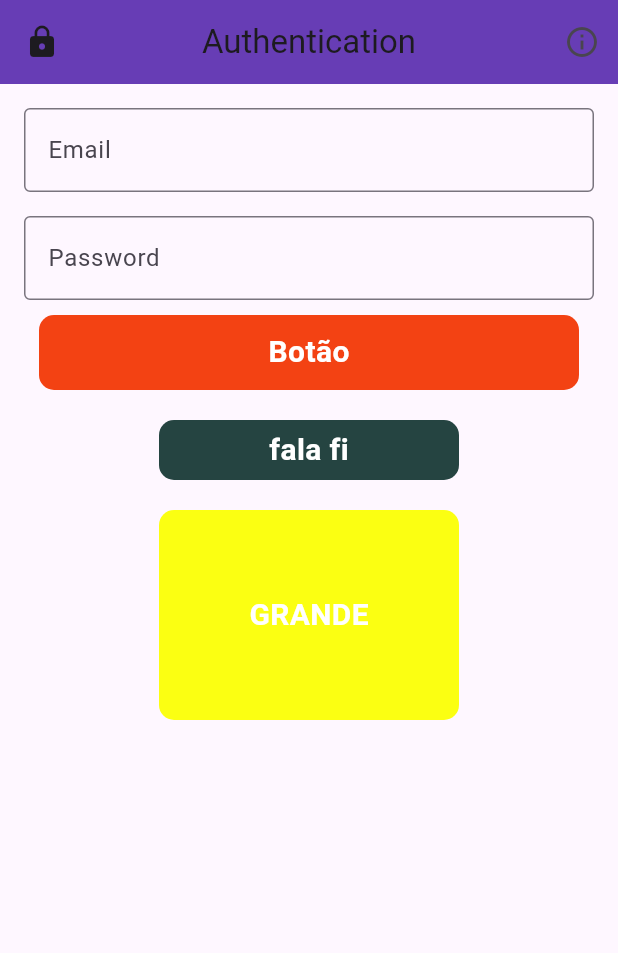
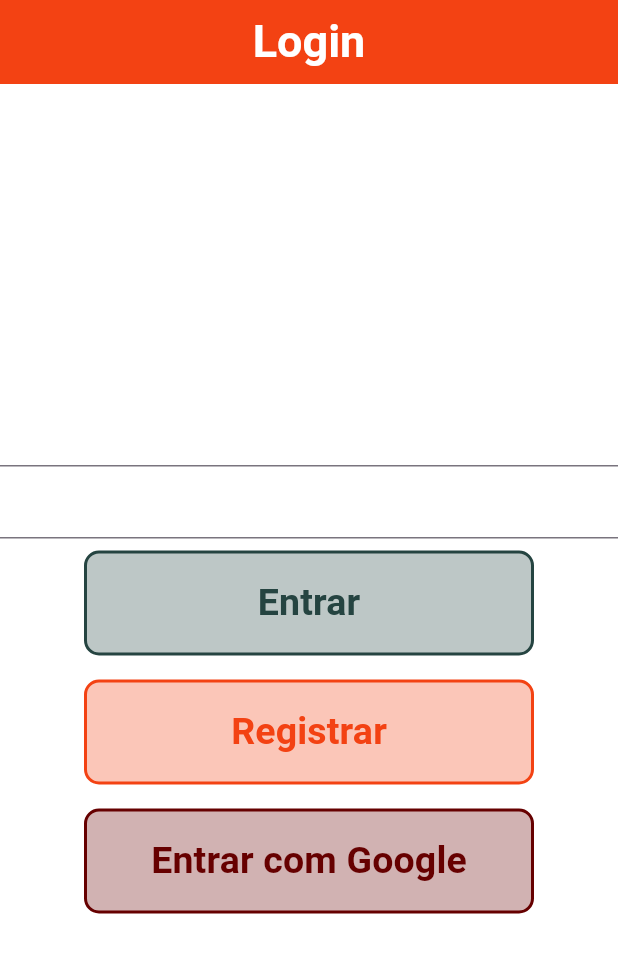
Before and after one commit to Matheus-Rossetti/backlog_app, a Flutter app: the screen it shows after launch, on a phone screen of 412 x 824 dp. Shown: the top 953 px of the screen. Run offline on Flutter 3.47's test engine with Material 3 defaults, Android fonts, the phone set to English and light mode, and no system bars; our stand-ins replace firebase_auth, firebase_core, google_sign_in; accounts and stored records are empty; generated files the repository leaves out were written again.

Commit message:
File structure done, raw auth done

```diff
--- /dev/null
+++ b/lib/app.dart
@@ -0,0 +1,18 @@
+import 'package:backlog_app/screens/home_screen.dart';
+import 'package:backlog_app/screens/auth_screen.dart';
+import 'package:firebase_auth/firebase_auth.dart';
+import 'package:flutter/material.dart';
+
+class App extends StatelessWidget {
+  const App({super.key});
+
+  @override
+  Widget build(BuildContext context) {
+    return Scaffold(
+        body: StreamBuilder<User?>(
+            stream: FirebaseAuth.instance.authStateChanges(),
+            builder: (context, snapshot) {
+              return snapshot.hasData ? HomeScreen() : LoginScreen();
+            }));
+  }
+}
--- a/lib/auth_screen.dart
+++ /dev/null
@@ -1,113 +0,0 @@
-import 'package:flutter/material.dart';
-
-class AuthScreen extends StatelessWidget {
-  const AuthScreen({super.key});
-
-  @override
-  Widget build(BuildContext context) {
-    return Scaffold(
-        appBar: AppBar(
-          title: Text('Authentication'),
-          centerTitle: true,
-          backgroundColor: Colors.deepPurple,
-          elevation: 10,
-          leading: Icon(Icons.lock),
-          actions: [
-            IconButton(
-              icon: Icon(Icons.info_outline),
-              onPressed: () {
-                // Add your onPressed code here!
-              },
-            ),
-          ],
-        ),
-        body: Column(
-          children: [
-            Padding(
-              padding: const EdgeInsets.all(16.0),
-              child: Column(
-                children: [
-                  TextField(
-                    decoration: InputDecoration(
-                      labelText: 'Email',
-                      border: OutlineInputBorder(),
-                    ),
-                  ),
-                  SizedBox(height: 16),
-                  TextField(
-                    decoration: InputDecoration(
-                      labelText: 'Password',
-                      border: OutlineInputBorder(),
-                    ),
-                    obscureText: true,
-                  ),
-                  MainSquareButtom(
-                      height: 50,
-                      width: 400,
-                      text: 'Botão',
-                      color: Color(0xffF34213)),
-                  MainSquareButtom(
-                      height: 40,
-                      width: 200,
-                      text: 'fala fi',
-                      color: Color(0xff254441)),
-                  MainSquareButtom(
-                      height: 140,
-                      width: 200,
-                      text: 'GRANDE',
-                      color: Color(0xffFBFF12))
-                ],
-              ),
-            ),
-          ],
-        ));
-  }
-}
-
-class MainSquareButtom extends StatelessWidget {
-  const MainSquareButtom(
-      {super.key,
-      required this.height,
-      required this.width,
-      required this.text,
-      required this.color});
-
-  final double height;
-  final double width;
-  final String text;
-  final Color color;
-
-  @override
-  Widget build(BuildContext context) {
-    return Padding(
-      padding: const EdgeInsets.all(10),
-      child: Container(
-        height: height,
-        width: width,
-        decoration: BoxDecoration(
-            color: color, borderRadius: BorderRadius.circular(10)),
-        child: Center(
-            child: Text(
-          text,
-          style: TextStyle(
-              fontSize: 20, fontWeight: FontWeight.bold, color: Colors.white),
-        )),
-      ),
-    );
-  }
-}
-
-// Grey / Auxiliar color
-// Color(0xffBCB8B1)
-
-// Orange / Main or seconday
-// Color(0xffF34213)
-
-// Green / Main or seconday
-// Color(0xff254441)
-
-// Yellow / maybe for warning?
-// Color(0xffFBFF12)
-
-// Dark Wine
-// Color(0xff291720)
--- /dev/null
+++ b/lib/core/constants/colors.dart
@@ -0,0 +1,18 @@
+import 'package:flutter/material.dart';
+
+mixin MyColors {
+// Grey / Auxiliar color
+  static Color silver = const Color(0xffBCB8B1);
+
+// Orange / Main or seconday
+  static Color orange = const Color(0xffF34213);
+
+// Green / Main or seconday
+  static Color green = const Color(0xff254441);
+
+// Yellow / maybe for warning?
+  static Color yellow = const Color(0xffFBFF12);
+
+// Dark Wine
+  static Color wine = const Color(0xff660000);
+}
--- /dev/null
+++ b/lib/core/widgets/buttons.dart
@@ -0,0 +1,39 @@
+import 'package:flutter/material.dart';
+
+class CustomFlatButton extends StatelessWidget {
+  final double height;
+  final double width;
+  final Color color;
+  final String text;
+  final VoidCallback onPressed;
+
+  const CustomFlatButton(
+      {super.key,
+      this.height = 100,
+      this.width = 100,
+      required this.color,
+      required this.text,
+      required this.onPressed});
+
+  @override
+  Widget build(BuildContext context) {
+    return Padding(
+      padding: const EdgeInsets.all(8.0),
+      child: Container(
+        height: 70,
+        width: 300,
+        decoration: BoxDecoration(
+            color: color.withOpacity(0.3),
+            border:
+                Border.all(color: color, style: BorderStyle.solid, width: 2),
+            borderRadius: BorderRadius.circular(10)),
+        child: TextButton(
+          onPressed: onPressed,
+          child: Text(text,
+              style: TextStyle(
+                  color: color, fontSize: 25, fontWeight: FontWeight.bold)),
+        ),
+      ),
+    );
+  }
+}
--- a/lib/main.dart
+++ b/lib/main.dart
@@ -1,33 +1,17 @@
+import 'package:backlog_app/app.dart';
+import 'package:firebase_core/firebase_core.dart';
 import 'package:flutter/material.dart';
 
-import 'auth_screen.dart';
+import 'firebase_options.dart';
 
-void main() => runApp(MyApp());
-
-class MyApp extends StatelessWidget {
-  const MyApp({super.key});
-
-  @override
-  Widget build(BuildContext context) {
-    return MaterialApp(
-      title: 'Backlog App',
-      debugShowCheckedModeBanner: false,
-      home: AuthScreen(),
-    );
-  }
+void main() async {
+  WidgetsFlutterBinding.ensureInitialized();
+  await Firebase.initializeApp(
+    options: DefaultFirebaseOptions.currentPlatform,
+  );
+  runApp(const MaterialApp(
+    title: 'Backlog App',
+    debugShowCheckedModeBanner: false,
+    home: App(),
+  ));
 }
-
-// Grey / Auxiliar color
-// Color(0xffBCB8B1)
-
-// Orange / Main or seconday
-// Color(0xffF34213)
-
-// Green / Main or seconday
-// Color(0xff254441)
-
-// Yellow / maybe for warning?
-// Color(0xffFBFF12)
-
-// Dark Wine
-// Color(0xff291720)
--- /dev/null
+++ b/lib/screens/auth_screen.dart
@@ -0,0 +1,66 @@
+import 'package:backlog_app/core/constants/colors.dart';
+import 'package:backlog_app/core/widgets/buttons.dart';
+import 'package:backlog_app/data/firebase/auth_service.dart';
+import 'package:flutter/material.dart';
+
+class LoginScreen extends StatelessWidget {
+  LoginScreen({super.key});
+
+  final TextEditingController email = TextEditingController();
+
+  final TextEditingController password = TextEditingController();
+
+  @override
+  Widget build(BuildContext context) {
+    return Scaffold(
+      backgroundColor: Colors.white,
+      appBar: AppBar(
+        backgroundColor: MyColors.orange,
+        centerTitle: true,
+        title: Text(
+          'Login',
+          style: TextStyle(
+              color: Colors.white, fontWeight: FontWeight.bold, fontSize: 30),
+        ),
+      ),
+      body: Center(
+        child: Column(
+          mainAxisAlignment: MainAxisAlignment.center,
+          children: [
+            TextFormField(
+              controller: email,
+            ),
+            TextFormField(
+              controller: password,
+            ),
+            CustomFlatButton(
+              color: MyColors.green,
+              text: 'Entrar',
+              onPressed: () {
+                final user = AuthService().signInWithEmailAndPassword(
+                    email: email.text, password: password.text);
+                print('ADOIEWHQFIOHWOIHJEWF -> $user');
+              },
+            ),
+            CustomFlatButton(
+              color: MyColors.orange,
+              text: 'Registrar',
+              onPressed: () {
+                AuthService().signUpWithEmailAndPassword(
+                    email: email.text, password: password.text);
+
+                // user != null ? Navigator.push(context, MaterialPageRoute(builder: (context) => HomeScreen(user: user))) : (){};
+              },
+            ),
+            CustomFlatButton(
+                color: MyColors.wine,
+                text: 'Entrar com Google',
+                onPressed: () {
+                  AuthService().signInWithGoogle();
+                })
+          ],
+        ),
+      ),
+    );
+  }
+}
--- a/pubspec.yaml
+++ b/pubspec.yaml
@@ -35,6 +35,9 @@ dependencies:
   # The following adds the Cupertino Icons font to your application.
   # Use with the CupertinoIcons class for iOS style icons.
   cupertino_icons: ^1.0.8
+  firebase_core: ^3.8.0
+  firebase_auth: ^5.3.3
+  google_sign_in: ^6.2.2
 
 dev_dependencies:
   flutter_test:
```
Also changed, not shown: lib/data/firebase/auth_service.dart (added, +45 -0 lines), lib/main_menu_screen.dart (deleted, +0 -21 lines), lib/screens/home_screen.dart (added, +24 -0 lines), pubspec.lock, 4 other files.
